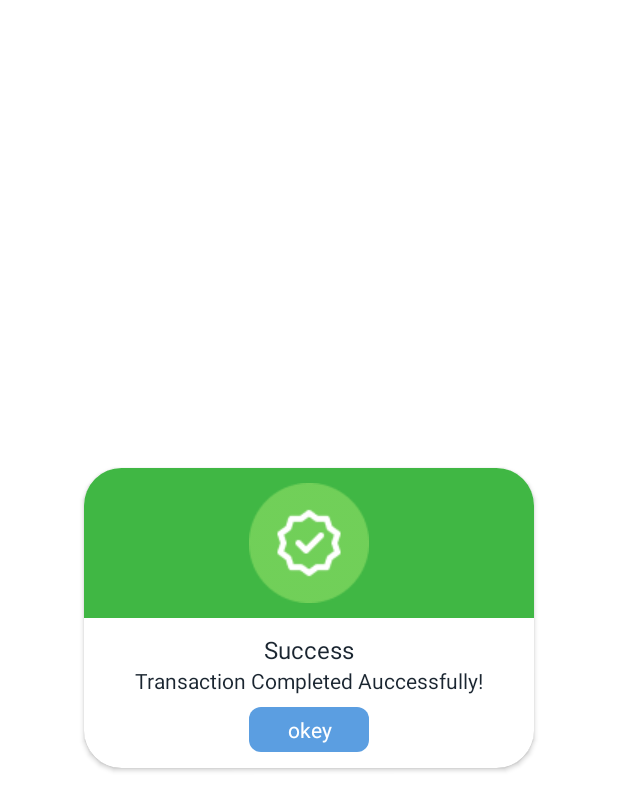
After one commit to SI-Classroom-Batch-015/android-abschlussprojekt-AmirCooding, an Android app: the layout success_payment.xml on its own in the app's theme, with its tools: preview values and no code run, on a phone screen of 412 x 824 dp. The commit adds this screen. Shown: the top 811 px of the screen. Run offline under Robolectric (Android 15) with nearby library versions, the phone set to English and light mode, and no system bars.

Commit message:
Payment process completed successfully

```diff
--- a/app/src/main/java/com/amircodeing/syntaxinstitut/unique_store/presentation/home/HomeViewModel.kt
+++ b/app/src/main/java/com/amircodeing/syntaxinstitut/unique_store/presentation/home/HomeViewModel.kt
@@ -46,7 +46,8 @@ class HomeViewModel(application: Application) : AndroidViewModel(application) {
                 _favoriteBadge.postValue(count)
             } catch (e: Exception) {
                 Log.e("HomeViewModel", "Error fetching favorite product count", e)
-                _favoriteBadge.postValue(0)
+
+              //  _favoriteBadge.postValue(0)
             }
         }
     }
--- a/app/src/main/java/com/amircodeing/syntaxinstitut/unique_store/presentation/signin/SignInFragment.kt
+++ b/app/src/main/java/com/amircodeing/syntaxinstitut/unique_store/presentation/signin/SignInFragment.kt
@@ -83,9 +83,9 @@ class SignInFragment : Fragment(R.layout.fragment_sign_in) {
                 val message = when (state) {
                     SessionState.LOGGED_IN -> {
                         viewModel.isLoggedIn
-                       val  user = viewModel.userProfile.value
+                   /*     val  user = viewModel.userProfile.value
                                 Toast.makeText(context, user.toString(), Toast.LENGTH_SHORT).show()
-
+ */
                         Navigation.findNavController(binding.root).navigate(R.id.homeFragment)
                         "Login  been successfully"
                     }
--- a/app/src/main/java/com/amircodeing/syntaxinstitut/unique_store/utils/CustomInputField.kt
+++ b/app/src/main/java/com/amircodeing/syntaxinstitut/unique_store/utils/CustomInputField.kt
@@ -2,6 +2,7 @@ package com.amircodeing.syntaxinstitut.unique_store.utils
 
 
 import android.content.Context
+import android.text.Editable
 import android.text.InputType.TYPE_CLASS_NUMBER
 import android.util.AttributeSet
 import android.view.LayoutInflater
@@ -46,6 +47,9 @@ class CustomInputField @JvmOverloads constructor(
         labelTextView.text = text
     }
 
+    fun setInputText(text: String) {
+        inputEditText.text = Editable.Factory.getInstance().newEditable(text)
+    }
     fun setInputHint(hint: String) {
         inputEditText.hint = hint
         if(labelTextView.text == "Mobile" || labelTextView.text =="Nr" || labelTextView.text =="Zip") {
--- /dev/null
+++ b/app/src/main/res/drawable/back_to_home.xml
@@ -0,0 +1,6 @@
+<?xml version="1.0" encoding="utf-8"?>
+<shape xmlns:android="http://schemas.android.com/apk/res/android" android:shape="rectangle">
+    <corners android:radius="8dp"/>
+    <solid android:color="@color/primary"  />
+    <size android:width="80dp" android:height="30dp"/>
+</shape>
--- /dev/null
+++ b/app/src/main/res/layout/success_payment.xml
@@ -0,0 +1,78 @@
+<?xml version="1.0" encoding="utf-8"?>
+<androidx.constraintlayout.widget.ConstraintLayout xmlns:android="http://schemas.android.com/apk/res/android"
+        xmlns:tools="http://schemas.android.com/tools"
+        xmlns:app="http://schemas.android.com/apk/res-auto"
+        android:layout_width="match_parent"
+        android:layout_height="match_parent">
+
+    <androidx.cardview.widget.CardView
+            android:layout_width="300dp"
+            android:layout_height="200dp"
+            app:cardCornerRadius="25dp"
+            app:layout_constraintTop_toTopOf="parent"
+            app:layout_constraintBottom_toBottomOf="parent"
+            app:layout_constraintEnd_toEndOf="parent"
+            app:layout_constraintStart_toStartOf="parent">
+        <LinearLayout
+
+                android:layout_width="match_parent"
+            android:orientation="vertical"
+                android:layout_height="match_parent">
+
+        <LinearLayout
+                android:layout_width="match_parent"
+                android:gravity="center"
+                android:background="@color/success_payment_green1"
+                android:layout_height="100dp">
+            <ImageView
+                    android:layout_width="80dp"
+                    android:src="@drawable/success"
+                    android:layout_height="80dp"/>
+
+        </LinearLayout>
+        <LinearLayout
+                android:layout_width="match_parent"
+                android:orientation="vertical"
+                android:layout_height="100dp">
+
+            <TextView
+                    android:layout_marginTop="10dp"
+                    android:layout_width="wrap_content"
+                    android:text="Success"
+                    android:layout_gravity="center_horizontal"
+                    android:textSize="16sp"
+                    android:textColor="@color/primaryDark"
+                    android:layout_height="wrap_content"/>
+            <TextView
+                    android:layout_width="wrap_content"
+                    android:text="Transaction Completed Auccessfully!"
+                    android:layout_gravity="center_horizontal"
+                    android:textSize="14sp"
+                    android:textColor="@color/primaryDark"
+                    android:layout_height="wrap_content"/>
+
+            <TextView
+                    android:id="@+id/back_to_home"
+                    android:focusable="true"
+                    android:clickable="true"
+                    android:layout_marginTop="8dp"
+                    android:layout_width="wrap_content"
+                    android:layout_gravity="center_horizontal"
+                    android:gravity="center"
+                    android:text="okey"
+                    android:textSize="14sp"
+                    android:textColor="@color/white"
+                    android:background="@drawable/back_to_home"
+                    android:layout_height="wrap_content"
+                    android:minHeight="30dp"
+                    tools:ignore="TouchTargetSizeCheck" />
+
+
+
+
+        </LinearLayout>
+
+        </LinearLayout>
+    </androidx.cardview.widget.CardView>
+
+</androidx.constraintlayout.widget.ConstraintLayout>
--- a/app/src/main/res/values/colors.xml
+++ b/app/src/main/res/values/colors.xml
@@ -11,4 +11,6 @@
     <color name="divider">#d3d3d3</color>
     <color name="button_second_color">#D1CDCD</color>
     <color name="paypal_background">#FCBB32</color>
+    <color name="success_payment_green1">#40B744</color>
+    <color name="success_payment_green2">#9AE29D</color>
 </resources>
```
Also changed, not shown: app/src/main/java/com/amircodeing/syntaxinstitut/unique_store/presentation/MainActivity.kt (+11 -3 lines), app/src/main/java/com/amircodeing/syntaxinstitut/unique_store/presentation/checkout/CheckOutFragment.kt (+30 -0 lines), app/src/main/java/com/amircodeing/syntaxinstitut/unique_store/presentation/profile/ProfileFragment.kt (+12 -4 lines), app/src/main/java/com/amircodeing/syntaxinstitut/unique_store/presentation/profile/ProfileViewModel.kt (+40 -6 lines), app/src/main/res/drawable/sucess_shape.xml (added, +7 -0 lines), app/src/main/res/layout/loading_success_payment.xml (added, +69 -0 lines), app/src/main/res/drawable/success.png (added).
